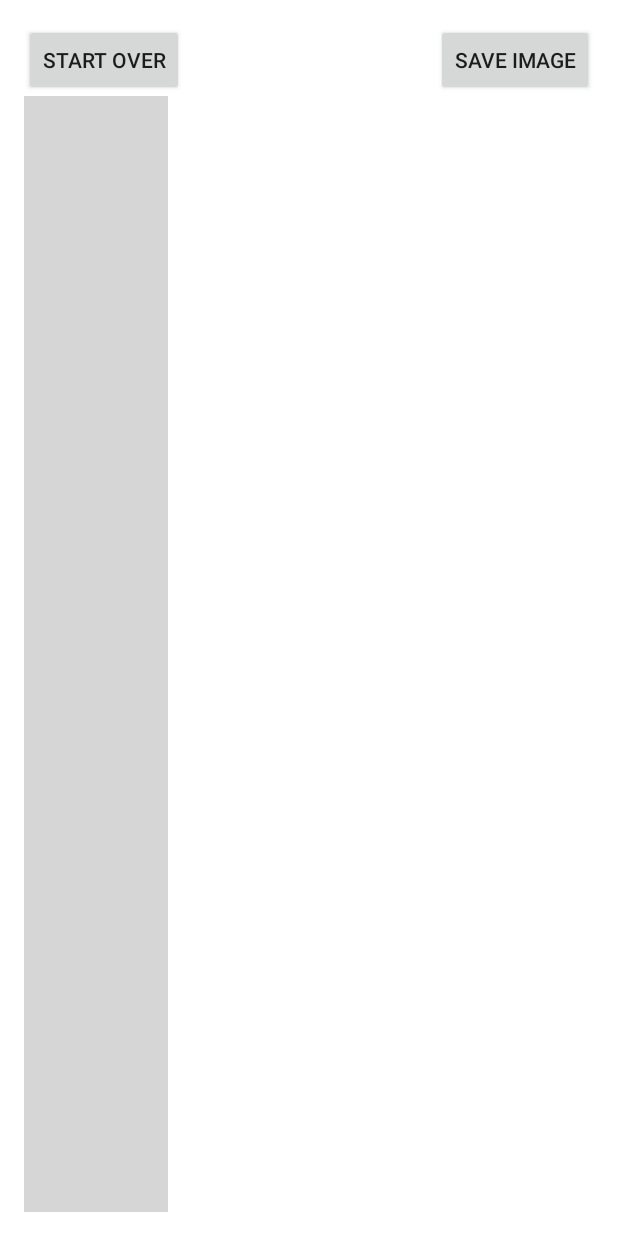
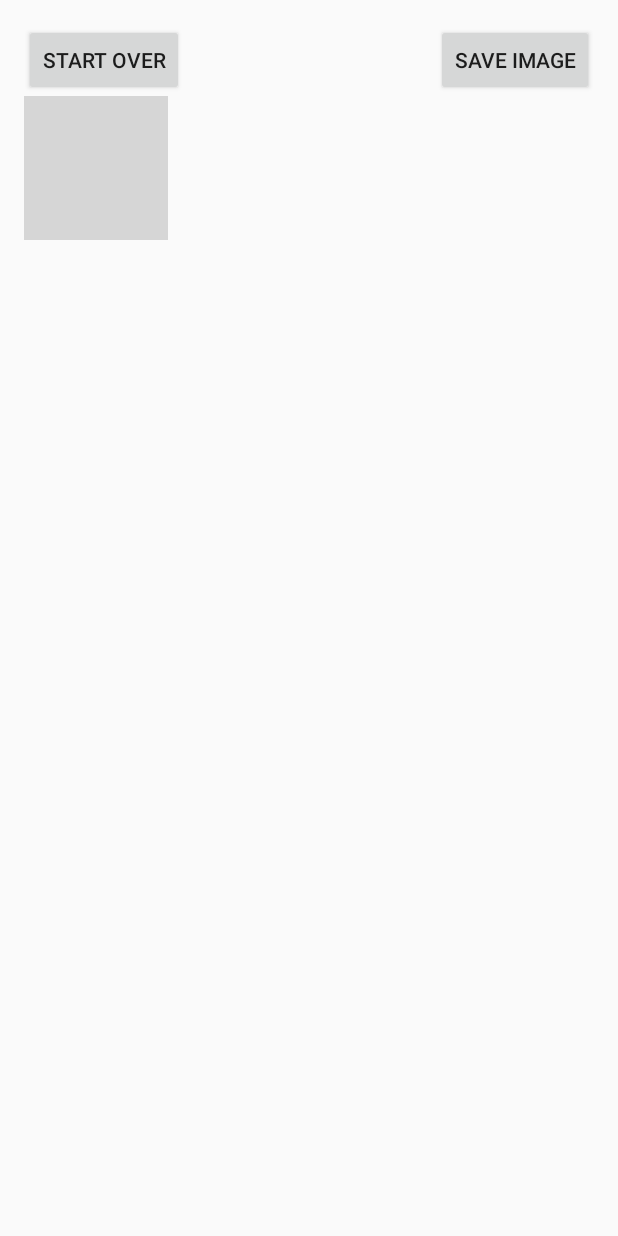
Before and after one commit to bmundt/436, an Android app: the DrawingActivity screen opened directly, with no data from a screen before it, on a phone screen of 412 x 824 dp. Run offline under Robolectric (Android 15) with nearby library versions, the phone set to English and light mode, and no system bars; grey boxes are pictures that could not be loaded.

Commit message:
Fixed spiral test, so it doesn't crash anymore and so the spiral is the correct size instead of distorted

```diff
--- a/app/src/main/java/com/example/a436/DrawingView.java
+++ b/app/src/main/java/com/example/a436/DrawingView.java
@@ -54,9 +54,6 @@ public class DrawingView extends View {
         drawPaint.setStrokeCap(Paint.Cap.ROUND);
 
         canvasPaint = new Paint(Paint.DITHER_FLAG);
-
-
-
     }
 
     public void startOver() {
@@ -72,7 +69,7 @@ public class DrawingView extends View {
     protected void onSizeChanged(int w, int h, int oldW, int oldH) {
         w = ((ImageView) activity.findViewById(R.id.imageView)).getWidth();
         h = ((ImageView) activity.findViewById(R.id.imageView)).getHeight();
-
+        Log.d("DrawingView", "width: " + w + " height: " + h);
         super.onSizeChanged(w, h, oldW, oldH);
         canvasBitmap = Bitmap.createBitmap(w, h, Bitmap.Config.ARGB_8888);
         drawCanvas = new Canvas(canvasBitmap);
@@ -81,12 +78,10 @@ public class DrawingView extends View {
 
     @Override
     protected void onDraw(Canvas canvas) {
-        Drawable spiralDrawable = ((ImageView) activity.findViewById(R.id.imageView)).getDrawable();
-        Bitmap bitmap = ((BitmapDrawable) spiralDrawable).getBitmap();
-        bitmap = Bitmap.createScaledBitmap(bitmap, getWidth(),getHeight(), false);
-
-
-        canvas.drawBitmap(bitmap, 0, 0, null);
+//        Drawable spiralDrawable = ((ImageView) activity.findViewById(R.id.imageView)).getDrawable();
+//        Bitmap bitmap = ((BitmapDrawable) spiralDrawable).getBitmap();
+//        bitmap = Bitmap.createScaledBitmap(bitmap, getWidth(),getHeight(), false);
+//        canvas.drawBitmap(bitmap, 0, 0, null);
         canvas.drawBitmap(canvasBitmap, 0, 0, canvasPaint);
         canvas.drawPath(drawPath, drawPaint);
     }
--- a/app/src/main/java/com/example/a436/LevelResults.java
+++ b/app/src/main/java/com/example/a436/LevelResults.java
@@ -42,7 +42,8 @@ public class LevelResults extends Activity {
         avgDist /= 100;
 
         if (!((MyApp) getApplication()).getTestMode()) {
-            SharedPreferences pref = getPreferences(Context.MODE_PRIVATE);
+            SharedPreferences pref = getApplicationContext().getSharedPreferences(MyApp.PREF_NAME,
+                    Context.MODE_PRIVATE);
             SharedPreferences.Editor editor = pref.edit();
             editor.putFloat("level", avgDist.floatValue());
             editor.commit();
--- a/app/src/main/java/com/example/a436/LoginScreen.java
+++ b/app/src/main/java/com/example/a436/LoginScreen.java
@@ -28,11 +28,14 @@ public class LoginScreen extends Activity {
             @Override
             public void onClick(View v) {
                 patientID = ed1.getText().toString();
-                SharedPreferences pref = getPreferences(Context.MODE_PRIVATE);
+                SharedPreferences pref = getApplicationContext().getSharedPreferences(MyApp.PREF_NAME,
+                        Context.MODE_PRIVATE);
                 // set the values for the different trials
                 SharedPreferences.Editor editor = pref.edit();
                 editor.putInt("patientID", Integer.parseInt(patientID));
+                Log.d("LoginScreen", "This is the patient ID: " + pref.getInt("patientID", -1));
                 editor.commit();
+
                 Toast.makeText(getApplicationContext(),
                         "Signing In...",Toast.LENGTH_SHORT).show();
                 Intent intent = new Intent(LoginScreen.this, MainActivity.class);
--- a/app/src/main/java/com/example/a436/MyApp.java
+++ b/app/src/main/java/com/example/a436/MyApp.java
@@ -9,6 +9,8 @@ import android.app.Application;
 public class MyApp extends Application {
     private int[] leftHandResults;
     private int[] rightHandResults;
+
+    public static String PREF_NAME = "PATIENT";
 
     // we only need one of these because we will be doing all left and then all right
     private int testNumber;
--- a/app/src/main/java/com/example/a436/PostResults.java
+++ b/app/src/main/java/com/example/a436/PostResults.java
@@ -86,7 +86,8 @@ public class PostResults extends Activity
         activityLayout.setOrientation(LinearLayout.VERTICAL);
         activityLayout.setPadding(16, 16, 16, 16);
 
-        SharedPreferences pref = getPreferences(Context.MODE_PRIVATE);
+        SharedPreferences pref = getApplicationContext().getSharedPreferences(MyApp.PREF_NAME,
+                Context.MODE_PRIVATE);
         patientID = pref.getInt("patientID", 0);
         tapsAvg = new Double(pref.getFloat("tapsAvg", 0.0F));
         spiralResult = new Double(pref.getFloat("spiral", 0.0F));
--- a/app/src/main/java/com/example/a436/SpiralResults.java
+++ b/app/src/main/java/com/example/a436/SpiralResults.java
@@ -35,8 +35,8 @@ public class SpiralResults extends AppCompatActivity {
         Double d = (new Double(getIntent().getStringExtra("score")));
 
         if (!((MyApp) getApplication()).getTestMode()) {
-            SharedPreferences pref = getPreferences(Context.MODE_PRIVATE);
-            // set the values for the different trials
+            SharedPreferences pref = getApplicationContext().getSharedPreferences(MyApp.PREF_NAME,
+                    Context.MODE_PRIVATE);
             SharedPreferences.Editor editor = pref.edit();
             editor.putFloat("spiral", (float) d.floatValue());
             editor.commit();
--- a/app/src/main/java/com/example/a436/resultsPage.java
+++ b/app/src/main/java/com/example/a436/resultsPage.java
@@ -32,7 +32,8 @@ public class resultsPage extends AppCompatActivity {
         MyApp app = (MyApp) getApplication();
         // save results if not in testMode
         if (!app.getTestMode()) {
-            SharedPreferences pref = getPreferences(Context.MODE_PRIVATE);
+            SharedPreferences pref = getApplicationContext().getSharedPreferences(MyApp.PREF_NAME,
+                    Context.MODE_PRIVATE);
             // set the values for the different trials
             SharedPreferences.Editor editor = pref.edit();
             editor.putFloat("tapsAvg", (float) app.getAvgRight());
--- a/app/src/main/res/layout/activity_drawing.xml
+++ b/app/src/main/res/layout/activity_drawing.xml
@@ -1,6 +1,7 @@
 <?xml version="1.0" encoding="utf-8"?>
 
-<LinearLayout xmlns:android="http://schemas.android.com/apk/res/android"
+<RelativeLayout xmlns:android="http://schemas.android.com/apk/res/android"
+    xmlns:app="http://schemas.android.com/apk/res-auto"
     xmlns:tools="http://schemas.android.com/tools"
     android:id="@+id/activity_main"
     android:layout_width="match_parent"
@@ -9,15 +10,8 @@
     android:paddingLeft="@dimen/activity_horizontal_margin"
     android:paddingRight="@dimen/activity_horizontal_margin"
     android:paddingTop="@dimen/activity_vertical_margin"
-    android:background="#FFFFFFFF"
-    android:orientation="vertical"
-    android:weightSum="1"
     tools:context="com.example.a436.DrawingActivity">
 
-    <RelativeLayout
-        android:layout_width="match_parent"
-        android:layout_height="match_parent"
-        android:orientation="horizontal">
 
     <Button
         android:layout_width="wrap_content"
@@ -35,30 +29,24 @@
         android:layout_alignParentRight="true"
         android:text="Save Image"/>
 
-        <android.support.v7.widget.AppCompatImageView
+    <ImageView
         android:layout_width="wrap_content"
         android:layout_height="wrap_content"
-            android:src="@drawable/spiral"
+        app:srcCompat="@drawable/spiral"
         android:id="@+id/imageView"
-            android:background="#FFFFFFFF"
+        android:layout_below="@id/cancel_btn"
         android:layout_weight=".9"
-            android:layout_below="@+id/cancel_btn"
-            android:layout_alignParentStart="true"
-            android:visibility="invisible"
         />
 
     <com.example.a436.DrawingView
         android:id="@+id/drawing"
         android:layout_width="match_parent"
-            android:layout_height="match_parent"
+        android:layout_height="wrap_content"
         android:background="#FFFFFFFF"
-            android:layout_weight=".9"
         android:layout_alignTop="@+id/imageView"
         android:layout_alignLeft="@+id/imageView"
         android:layout_alignRight="@+id/imageView"
         android:backgroundTint="@color/translucent"
-            android:layout_alignParentStart="true"
-            android:layout_below="@+id/cancel_btn" />
+        android:layout_weight=".9"
+        />
 </RelativeLayout>
-
-</LinearLayout>
```
Also changed, not shown: app/src/main/AndroidManifest.xml (+5 -5 lines), app/src/main/java/com/example/a436/DrawingActivity.java (+26 -19 lines), app/src/main/java/com/example/a436/MainActivity.java (+19 -0 lines), app/src/main/res/layout/activity_spiral_results.xml (+9 -9 lines), 2 other files. Lines whose indentation alone changed are shown as unchanged.
